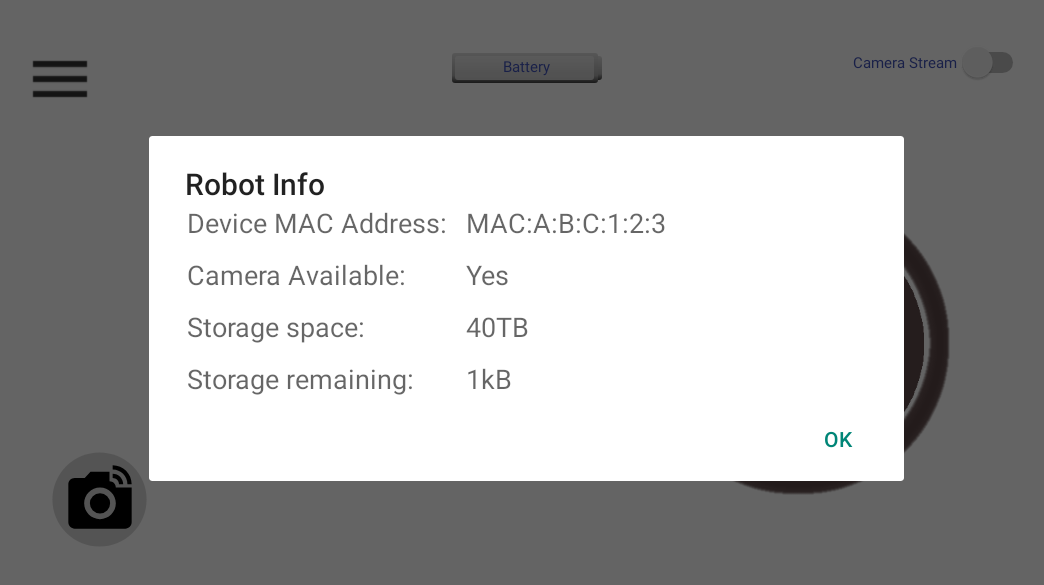
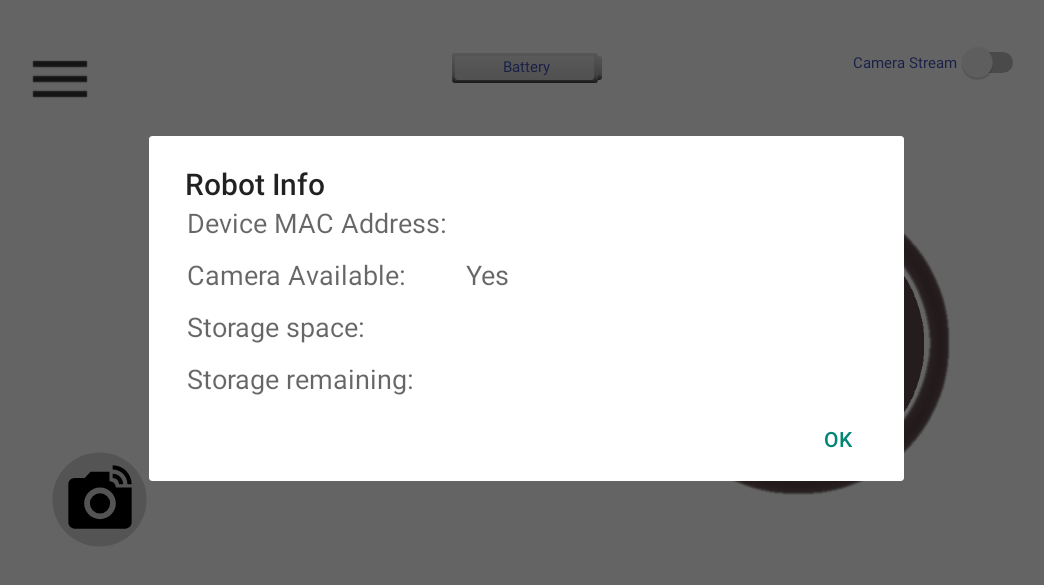
Before and after one commit to Woobs8/BachelorGoGo_RoboGoGo_Remote_Control, an Android app: the ControlActivity screen opened directly, with no data from a screen before it, after a tap on "Device Information", on a phone screen of 824 x 412 dp (held sideways). Shown: the top 585 px of the screen, without its empty margins (91-1135 px from the left). Run offline under Robolectric (Android 15) with nearby library versions, the phone set to English and light mode, and no system bars; 2 statements that could not run were skipped; 2 other taps on this screen came first.

Commit message:
lotsa changes... BUT IT WORKS!

```diff
--- a/app/src/main/java/bachelorgogo/com/robotcontrolapp/ControlActivity.java
+++ b/app/src/main/java/bachelorgogo/com/robotcontrolapp/ControlActivity.java
@@ -38,7 +38,7 @@ public class ControlActivity extends AppCompatActivity
     private NavigationView mNavigationView;
 
     FragmentTransaction fragmentTransaction;
-    Fragment controlFragment;
+    ControlFragment controlFragment;
 
     @Override
     protected void onCreate(Bundle savedInstanceState) {
@@ -55,8 +55,9 @@ public class ControlActivity extends AppCompatActivity
             @Override
             public void onDrawerOpened(View drawerView) {
                 TextView myTv = (TextView)findViewById(R.id.tvDeviceNameHere);
-                StatusMessage setStatus = ((ControlFragment)getSupportFragmentManager().findFragmentById(R.id.containerView)).getStatus();
+                StatusMessage setStatus = controlFragment.getStatus();
                 myTv.setText(setStatus.getCarName());
+
             }
 
             @Override
@@ -150,7 +151,8 @@ public class ControlActivity extends AppCompatActivity
         }
         else if (id == R.id.nav_information) {
             //Toast.makeText(this, "Information Clicked", Toast.LENGTH_SHORT).show();
-            StatusMessage setStatus = ((ControlFragment)getSupportFragmentManager().findFragmentById(R.id.containerView)).getStatus();
+            StatusMessage setStatus = controlFragment.getStatus(); //((ControlFragment)getSupportFragmentManager().findFragmentById(R.id.containerView)).getStatus();
+            Log.d(TAG, "onNavigationItemSelected: " + setStatus.getCameraAvailable());
             showDeviceInfoDialog(setStatus.getMac(), setStatus.getStorageSpace(), setStatus.getStorageRemaining(), setStatus.getCameraAvailable());
         }
         else if (id == R.id.nav_settings) {
--- a/app/src/main/java/bachelorgogo/com/robotcontrolapp/ControlClient.java
+++ b/app/src/main/java/bachelorgogo/com/robotcontrolapp/ControlClient.java
@@ -35,7 +35,7 @@ public class ControlClient {
             {
                 try
                 {
-                    if(mCommand.length() <= (2^32-1)) {
+                    if(mCommand.length() <= (Math.pow(2,32)-1)) {
                         mDatagramSocket = new DatagramSocket();
 
                         //First send packet size...
@@ -81,6 +81,7 @@ public class ControlClient {
                 super.onProgressUpdate(values);
             }
 
+            @Override
             protected void onPostExecute(Void result)
             {
                 Log.d(TAG,"Finished sending command");
--- a/app/src/main/java/bachelorgogo/com/robotcontrolapp/ControlFragment.java
+++ b/app/src/main/java/bachelorgogo/com/robotcontrolapp/ControlFragment.java
@@ -178,6 +178,7 @@ public class ControlFragment extends android.support.v4.app.Fragment {
                     case WiFiDirectService.ROBOT_STATUS_RECEIVED:
                         mStatus = new StatusMessage(intent.getStringExtra(WiFiDirectService.ROBOT_STATUS_RECEIVED_KEY));
                         mProgressBar.setProgress(mStatus.getBatteryPercentage());
+                        Log.d(TAG, "onReceive: " + mStatus.getCameraAvailable());
                 }
             }
         }
@@ -396,6 +397,7 @@ public class ControlFragment extends android.support.v4.app.Fragment {
         Log.d(TAG, "unbindFromService: ");
         if (mBound) {
             mBound = false;
+            mService.removeListener(false, true);
             mContext.unbindService(mConnection);
         }
     }
@@ -412,7 +414,7 @@ public class ControlFragment extends android.support.v4.app.Fragment {
 
         @Override
         public void onServiceConnected(ComponentName className, IBinder service) {
-            Log.d("onServiceConnected", "called");
+            Log.d(TAG, "onServiceConnected called");
             // We've bound to LocalService, cast the IBinder and get LocalService instance
             WiFiDirectService.LocalBinder binder = (WiFiDirectService.LocalBinder) service;
             mService = binder.getService();
@@ -422,8 +424,8 @@ public class ControlFragment extends android.support.v4.app.Fragment {
 
         @Override
         public void onServiceDisconnected(ComponentName arg0) {
+            Log.d(TAG, "onServiceDisconnected called");
             mBound = false;
-            mService.removeListener(false, true);
         }
     };
 }
--- a/app/src/main/java/bachelorgogo/com/robotcontrolapp/StatusMessage.java
+++ b/app/src/main/java/bachelorgogo/com/robotcontrolapp/StatusMessage.java
@@ -4,33 +4,36 @@ package bachelorgogo.com.robotcontrolapp;
  * Created by rasmus on 10/13/2016.
  */
 /////////////////// Import of Protocol to send/receive //////////////////////////
+import android.util.Log;
+
 import static bachelorgogo.com.robotcontrolapp.RobotProtocol.DATA_TAGS.*;
 import static bachelorgogo.com.robotcontrolapp.RobotProtocol.SEND_COMMANDS.*;
 /////////////////////////////////////////////////////////////////////////////////
 
 public class StatusMessage {
-
+    private final String TAG = "StatusMessage";
     private String mRawData = "";
     private String mSegmentedRawData[];
 
     private String carName = "BachelorGogo";
-    private String macAddr = "MAC:A:B:C:1:2:3";
-    private String ipAddr = "192.180.0.0";
-    private int batteryPercentage = 30;
+    private String macAddr = "";
+    private String ipAddr = "";
+    private int batteryPercentage = 0;
     private boolean cameraAvailable = true;
-    private String storageSpace = "40TB";
-    private String storageRemaining = "1kB";
+    private String storageSpace = "";
+    private String storageRemaining = "";
 
     StatusMessage(String RawData){
         mRawData = RawData;
 
         // Removing Command Header to only have Data
         // Example of header see CommandObject
-        RawData.substring(RawData.indexOf("*")+2);
+        mRawData = RawData.substring(RawData.indexOf("*")+3);
 
         mSegmentedRawData = mRawData.split(";");
 
         for(int i = 0; i < mSegmentedRawData.length; i++){
+            Log.d(TAG,mSegmentedRawData[i]);
             String tempDataSegment[] = mSegmentedRawData[i].split(":");
             switch (tempDataSegment[0]){
                 case CAR_NAME_TAG :
@@ -43,9 +46,9 @@ public class StatusMessage {
                     macAddr = tempDataSegment[1];
                     break;
                 case CAMERA_TAG :
-                    if(tempDataSegment[1] == TRUE)
+                    if(tempDataSegment[1].equals(TRUE))
                         cameraAvailable = true;
-                    else if (tempDataSegment[1] == FALSE)
+                    else if (tempDataSegment[1].equals(FALSE))
                         cameraAvailable = false;
                     break;
                 case STORAGE_SPACE_TAG :
```
Also changed, not shown: app/src/main/java/bachelorgogo/com/robotcontrolapp/ConnectActivity.java (+4 -4 lines), app/src/main/java/bachelorgogo/com/robotcontrolapp/RobotStatusClient.java (+6 -4 lines), app/src/main/java/bachelorgogo/com/robotcontrolapp/SettingsObject.java (+7 -7 lines), app/src/main/java/bachelorgogo/com/robotcontrolapp/WiFiDirectService.java (+27 -4 lines).
